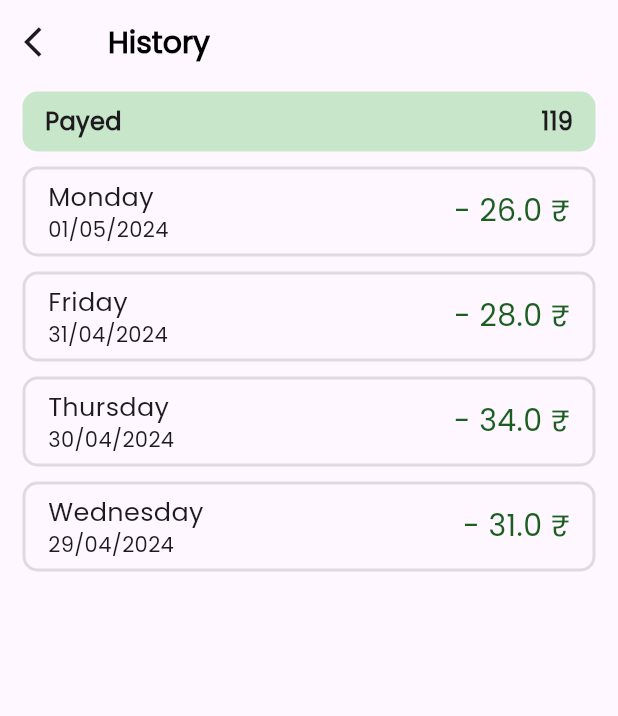
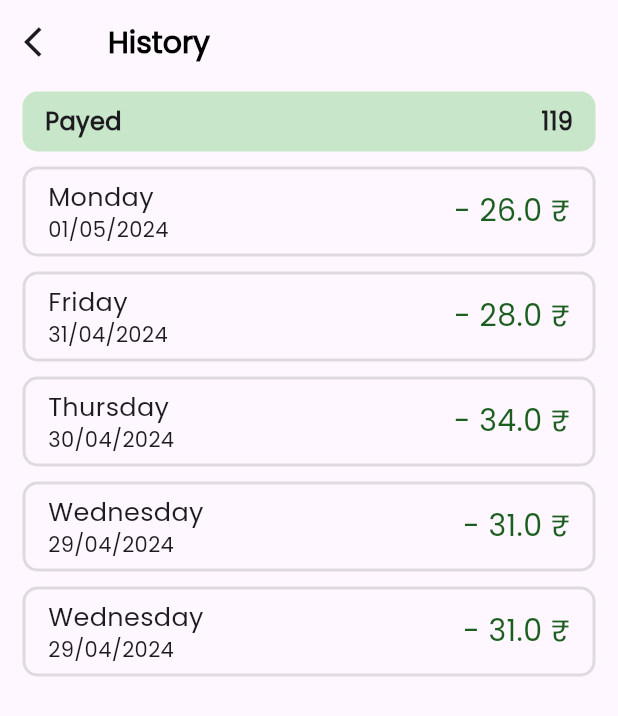
Before and after one commit to akhil-bhaskaran/DepTrack, a Flutter app: the History screen opened directly, on a phone screen of 412 x 824 dp. Shown: the top 716 px of the screen. Run offline on Flutter 3.47's test engine with Material 3 defaults, Android fonts, the phone set to English and light mode, and no system bars; our stand-ins replace curved_navigation_bar, timeline_tile; missing offline and left inert: insta_image_viewer.

Commit message:
Testing bugs

```diff
--- a/lib/pages/history.dart
+++ b/lib/pages/history.dart
@@ -12,9 +12,11 @@ class History extends StatelessWidget {
     return Consumer<MenuProvider>(
       builder: (context, value, child) => Scaffold(
           appBar: AppBar(
-            leading: IconButton(onPressed: (){
+            leading: IconButton(
+                onPressed: () {
                   Navigator.pop(context);
-            }, icon: const Icon(Icons.arrow_back_ios)),
+                },
+                icon: const Icon(Icons.arrow_back_ios)),
             backgroundColor: Colors.transparent,
             title: Text(
               "History",
@@ -32,6 +34,7 @@ class History extends StatelessWidget {
                 ExpenseCard(date: '31/04/2024', day: 'Friday', amount: 28),
                 ExpenseCard(date: '30/04/2024', day: 'Thursday', amount: 34),
                 ExpenseCard(date: '29/04/2024', day: 'Wednesday', amount: 31),
+                ExpenseCard(date: '29/04/2024', day: 'Wednesday', amount: 31),
               ],
             ),
 
--- a/lib/pages/menu.dart
+++ b/lib/pages/menu.dart
@@ -32,9 +32,8 @@ class _MenuPageState extends State<MenuPage> {
               decoration: const BoxDecoration(
                   color: Colors.amber,
                   borderRadius: BorderRadius.only(
-                        bottomLeft: Radius.elliptical(400, 50),
-                        bottomRight: Radius.elliptical(400, 50)
-                      )),
+                      bottomLeft: Radius.elliptical(400, 50),
+                      bottomRight: Radius.elliptical(400, 50))),
               padding: const EdgeInsets.symmetric(horizontal: 10),
               width: MediaQuery.of(context).size.width,
               height: MediaQuery.of(context).size.height / 4.5,
```
Lines whose indentation alone changed are shown as unchanged.
